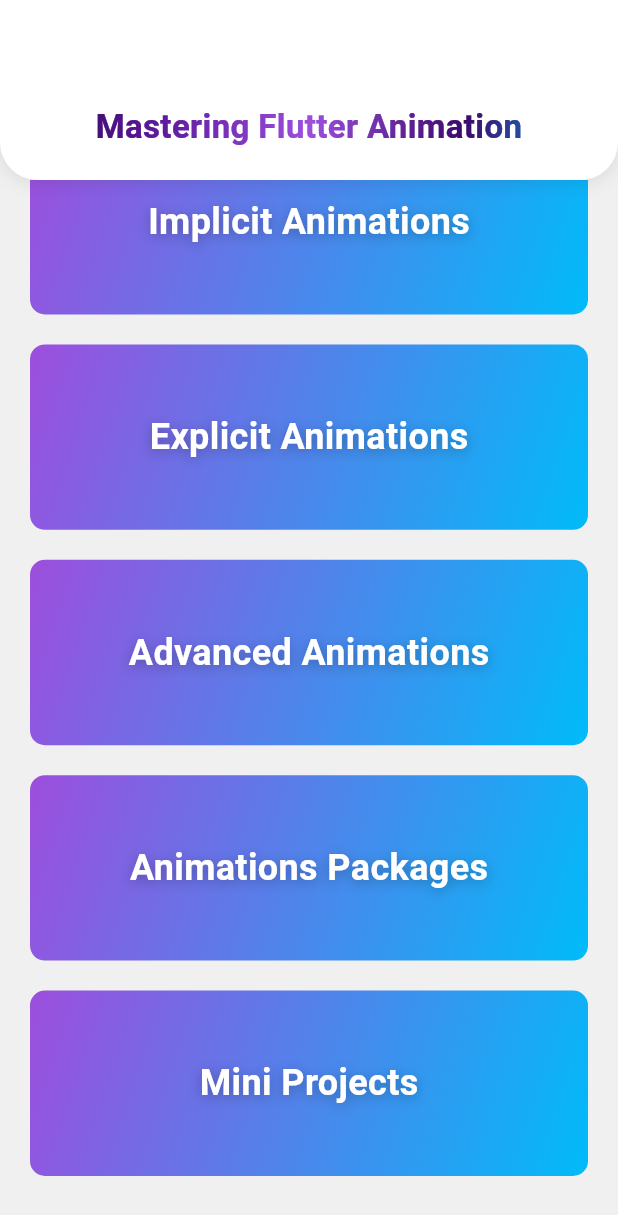
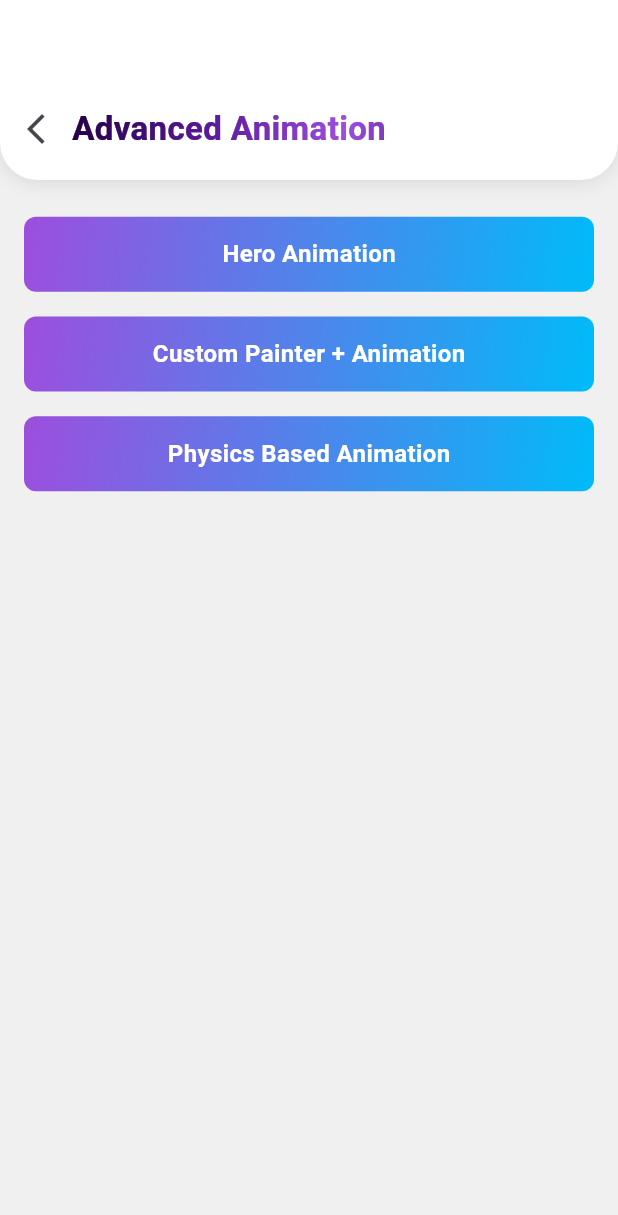
Before and after one commit to MHuzaifaKhan97/mastering_flutter_animation, a Flutter app: the screen it shows after launch, scrolled down 54 dp, after a tap on "Advanced Animations", on a phone screen of 412 x 824 dp. Shown: the top 1215 px of the screen. Run offline on Flutter 3.47's test engine with Material 3 defaults, Android fonts, the phone set to English and light mode, and no system bars.

Commit message:
Advanced Animations: Hero, Physics Based, Custom Painter.

```diff
--- /dev/null
+++ b/lib/modules/advanced_animations/advanced_animations.dart
@@ -0,0 +1,67 @@
+import 'package:flutter/material.dart';
+import 'package:mastering_flutter_animation/modules/advanced_animations/custom_painter_plus_animation/custom_painter_plus_animation.dart';
+import 'package:mastering_flutter_animation/modules/advanced_animations/hero_animation/hero_animation.dart';
+import 'package:mastering_flutter_animation/modules/advanced_animations/physics_based_animation/physics_based_animation.dart';
+import 'package:mastering_flutter_animation/widgets/custom_appbar_widget.dart';
+import 'package:mastering_flutter_animation/widgets/custom_button.dart';
+
+class AdvancedAnimations extends StatelessWidget {
+  const AdvancedAnimations({super.key});
+
+  @override
+  Widget build(BuildContext context) {
+    return Scaffold(
+      backgroundColor: const Color.fromARGB(255, 240, 240, 240),
+      appBar: CustomRoundedAppBar(
+        title: 'Advanced Animation',
+        isBack: true,
+      ),
+      body: Container(
+        padding: EdgeInsets.symmetric(vertical: 8, horizontal: 16),
+        width: MediaQuery.of(context).size.width,
+        child: Column(
+          mainAxisAlignment: MainAxisAlignment.start,
+          crossAxisAlignment: CrossAxisAlignment.start,
+          children: <Widget>[
+            SizedBox(height: MediaQuery.of(context).size.height * 0.02),
+            CustomButton(
+              title: 'Hero Animation',
+              onTap: () {
+                Navigator.push(
+                  context,
+                  MaterialPageRoute(
+                    builder: (context) => const HeroAnimationExample(),
+                  ),
+                );
+              },
+            ),
+            SizedBox(height: MediaQuery.of(context).size.height * 0.02),
+            CustomButton(
+              title: 'Custom Painter + Animation',
+              onTap: () {
+                Navigator.push(
+                  context,
+                  MaterialPageRoute(
+                    builder: (context) => const CustomPainterPlusAnimation(),
+                  ),
+                );
+              },
+            ),
+            SizedBox(height: MediaQuery.of(context).size.height * 0.02),
+            CustomButton(
+              title: 'Physics Based Animation',
+              onTap: () {
+                Navigator.push(
+                  context,
+                  MaterialPageRoute(
+                    builder: (context) => const PhysicsBasedAnimation(),
+                  ),
+                );
+              },
+            ),
+          ],
+        ),
+      ),
+    );
+  }
+}
--- a/lib/modules/home_screen.dart
+++ b/lib/modules/home_screen.dart
@@ -1,5 +1,6 @@
 // ignore_for_file: public_member_api_docs, sort_constructors_first
 import 'package:flutter/material.dart';
+import 'package:mastering_flutter_animation/modules/advanced_animations/advanced_animations.dart';
 import 'package:mastering_flutter_animation/modules/explicit_animations/explicit_animations.dart';
 import 'package:mastering_flutter_animation/modules/implicit_animations/implicit_animations.dart';
 
@@ -36,7 +37,10 @@
                 title: 'Explicit Animations',
               ),
               HomeItemsWidget(
-                onTap: () {},
+                onTap: () {
+                  Navigator.of(context).push(
+                      MaterialPageRoute(builder: (_) => AdvancedAnimations()));
+                },
                 title: 'Advanced Animations',
               ),
               HomeItemsWidget(
```
Also changed, not shown: lib/modules/advanced_animations/custom_painter_plus_animation/custom_painter_plus_animation.dart (added, +77 -0 lines), lib/modules/advanced_animations/hero_animation/hero_animation.dart (added, +68 -0 lines), lib/modules/advanced_animations/physics_based_animation/physics_based_animation.dart (added, +73 -0 lines), 3 other files.
